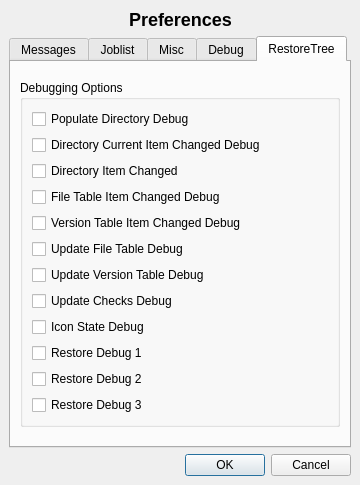
Before: the Qt Designer form bacula/src/qt-console/prefs.ui in rkorzeniewski/bacula, drawn with Qt 5.
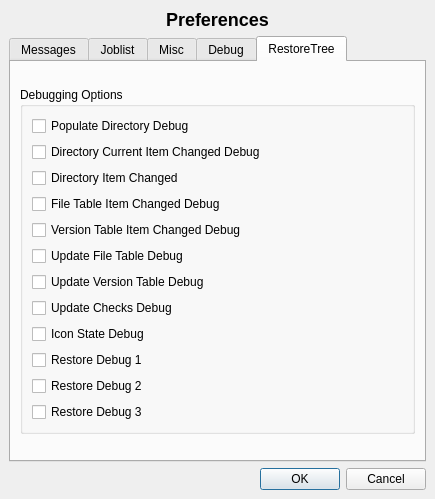
After: the same form once the commit is applied. The open tabs and pages were chosen to show the change. Icons and pictures are not drawn.

Commit message: Plugin debug code + tweak a couple bat dialog layouts

```diff
--- a/bacula/src/qt-console/prefs.ui
+++ b/bacula/src/qt-console/prefs.ui
@@ -5,14 +5,12 @@
    <rect>
     <x>0</x>
     <y>0</y>
-    <width>360</width>
-    <height>485</height>
+    <width>435</width>
+    <height>499</height>
    </rect>
   </property>
   <property name="sizePolicy" >
-   <sizepolicy>
-    <hsizetype>0</hsizetype>
-    <vsizetype>0</vsizetype>
+   <sizepolicy vsizetype="Fixed" hsizetype="Fixed" >
     <horstretch>0</horstretch>
     <verstretch>0</verstretch>
    </sizepolicy>
@@ -27,7 +25,19 @@
    <property name="margin" >
     <number>9</number>
    </property>
-   <property name="spacing" >
+   <property name="topMargin" >
+    <number>9</number>
+   </property>
+   <property name="rightMargin" >
+    <number>9</number>
+   </property>
+   <property name="bottomMargin" >
+    <number>9</number>
+   </property>
+   <property name="horizontalSpacing" >
+    <number>6</number>
+   </property>
+   <property name="verticalSpacing" >
     <number>6</number>
    </property>
    <item row="1" column="0" >
@@ -404,15 +414,25 @@
        <property name="margin" >
         <number>9</number>
        </property>
-       <property name="spacing" >
+       <property name="topMargin" >
+        <number>9</number>
+       </property>
+       <property name="rightMargin" >
+        <number>9</number>
+       </property>
+       <property name="bottomMargin" >
+        <number>9</number>
+       </property>
+       <property name="horizontalSpacing" >
+        <number>6</number>
+       </property>
+       <property name="verticalSpacing" >
         <number>6</number>
        </property>
        <item row="0" column="0" >
         <widget class="QGroupBox" name="groupBox_5" >
          <property name="sizePolicy" >
-          <sizepolicy>
-           <hsizetype>5</hsizetype>
-           <vsizetype>0</vsizetype>
+          <sizepolicy vsizetype="Fixed" hsizetype="Preferred" >
            <horstretch>0</horstretch>
            <verstretch>0</verstretch>
           </sizepolicy>
@@ -424,7 +444,19 @@
           <property name="margin" >
            <number>9</number>
           </property>
-          <property name="spacing" >
+          <property name="topMargin" >
+           <number>9</number>
+          </property>
+          <property name="rightMargin" >
+           <number>9</number>
+          </property>
+          <property name="bottomMargin" >
+           <number>9</number>
+          </property>
+          <property name="horizontalSpacing" >
+           <number>6</number>
+          </property>
+          <property name="verticalSpacing" >
            <number>6</number>
           </property>
           <item row="0" column="0" >
@@ -432,7 +464,19 @@
             <property name="margin" >
              <number>0</number>
             </property>
-            <property name="spacing" >
+            <property name="topMargin" >
+             <number>0</number>
+            </property>
+            <property name="rightMargin" >
+             <number>0</number>
+            </property>
+            <property name="bottomMargin" >
+             <number>0</number>
+            </property>
+            <property name="horizontalSpacing" >
+             <number>6</number>
+            </property>
+            <property name="verticalSpacing" >
              <number>6</number>
             </property>
             <item row="10" column="0" >
@@ -562,9 +606,7 @@
      <item>
       <widget class="QLabel" name="headingLabel" >
        <property name="sizePolicy" >
-        <sizepolicy>
-         <hsizetype>5</hsizetype>
-         <vsizetype>0</vsizetype>
+        <sizepolicy vsizetype="Fixed" hsizetype="Preferred" >
          <horstretch>0</horstretch>
          <verstretch>0</verstretch>
         </sizepolicy>
```
Left out of the diff: 201 changed lines with no effect on the pictures. The commit also changes 4 other files.
